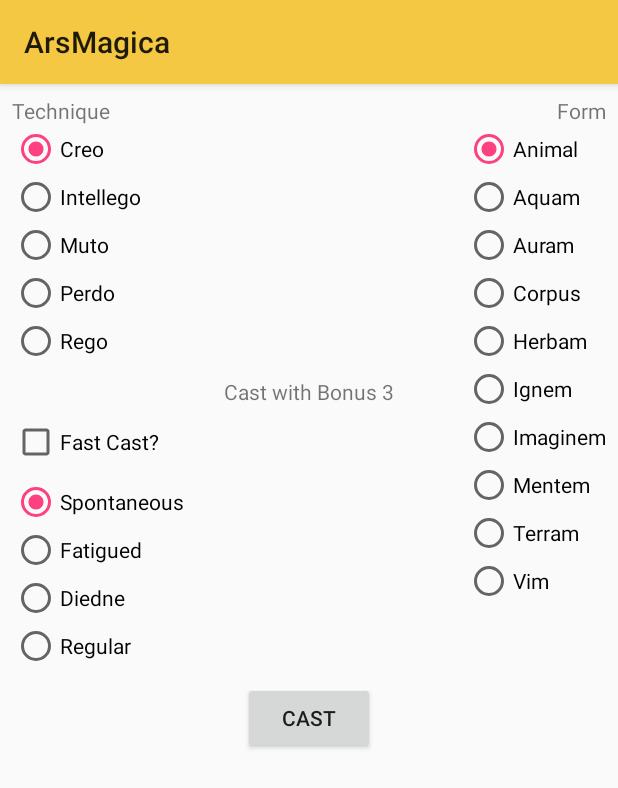
After one commit to erhodes/ArsMagica, an Android app: the fragment SpontaneousFragment shown on its own in the app's theme, on a phone screen of 412 x 824 dp. The commit adds this screen. Shown: the top 788 px of the screen. Run offline under Robolectric (Android 15) with nearby library versions, the phone set to English and light mode, and no system bars; 1 statement that could not run was skipped.

Commit message:
added SpontaneousFragment

```diff
--- a/app/src/main/java/com/erhodes/arsmagica/MainActivity.kt
+++ b/app/src/main/java/com/erhodes/arsmagica/MainActivity.kt
@@ -8,6 +8,7 @@ import com.erhodes.arsmagica.model.Spell
 import com.erhodes.arsmagica.view.CharacterFragment
 import com.erhodes.arsmagica.view.MagicFragment
 import com.erhodes.arsmagica.view.SpellFragment
+import com.erhodes.arsmagica.view.SpontaneousFragment
 
 class MainActivity : FragmentActivity() {
 
@@ -35,6 +36,10 @@ class MainActivity : FragmentActivity() {
         addFragment(MagicFragment.newInstance())
     }
 
+    fun launchSpontaneousMagicFragment() {
+        addFragment(SpontaneousFragment())
+    }
+
     fun addFragment(fragment: Fragment) {
         supportFragmentManager.beginTransaction().replace(R.id.contentPanel, fragment).addToBackStack(fragment.javaClass.name).commit()
     }
--- a/app/src/main/java/com/erhodes/arsmagica/dagger/AppComponent.kt
+++ b/app/src/main/java/com/erhodes/arsmagica/dagger/AppComponent.kt
@@ -5,6 +5,7 @@ import com.erhodes.arsmagica.model.CharacterRepository
 import com.erhodes.arsmagica.view.CharacterFragment
 import com.erhodes.arsmagica.view.MagicFragment
 import com.erhodes.arsmagica.view.SpellFragment
+import com.erhodes.arsmagica.view.SpontaneousFragment
 import dagger.Component
 import javax.inject.Singleton
 
@@ -17,4 +18,5 @@ interface AppComponent {
     fun inject(fragment: CharacterFragment)
     fun inject(fragment: SpellFragment)
     fun inject(fragment: MagicFragment)
+    fun inject(fragment: SpontaneousFragment)
 }
--- /dev/null
+++ b/app/src/main/java/com/erhodes/arsmagica/model/CastResult.kt
@@ -0,0 +1,3 @@
+package com.erhodes.arsmagica.model
+
+class CastResult(val result: Int, val roll: Int, val total: Int, val penetration: Int)
--- a/app/src/main/java/com/erhodes/arsmagica/model/CharacterRepository.kt
+++ b/app/src/main/java/com/erhodes/arsmagica/model/CharacterRepository.kt
@@ -32,11 +32,11 @@ class CharacterRepository {
         characterLiveData.postValue(mCharacter)
     }
 
-    public fun castSpell(caster: Character, spell: Spell): CastResult {
+    public fun castSpell(caster: Character, spell: Spell, penalty: Int): CastResult {
         val roll = (0..9).shuffled().first()
         Log.d("Eric","rolled a " + roll)
 
-        var total: Int = roll + spell.getCastingValue(caster)
+        var total: Int = roll + spell.getCastingValue(caster) - penalty
         var penetration: Int = spell.getPenetrationBonus(caster)
 
         var result: Int
@@ -51,6 +51,4 @@ class CharacterRepository {
         }
         return CastResult(result, roll, total, penetration)
     }
-
-    class CastResult(val result: Int, val roll: Int, val total: Int, val penetration: Int)
 }
--- /dev/null
+++ b/app/src/main/java/com/erhodes/arsmagica/view/SpontaneousFragment.kt
@@ -0,0 +1,129 @@
+package com.erhodes.arsmagica.view
+
+import android.content.Context
+import android.os.Bundle
+import android.util.Log
+import android.view.LayoutInflater
+import android.view.View
+import android.view.ViewGroup
+import android.widget.Button
+import android.widget.CheckBox
+import android.widget.RadioGroup
+import android.widget.TextView
+import com.erhodes.arsmagica.ArsMagicaApplication
+import com.erhodes.arsmagica.R
+import com.erhodes.arsmagica.model.*
+import javax.inject.Inject
+
+class SpontaneousFragment: BaseFragment(), RadioGroup.OnCheckedChangeListener {
+    private val castAttempt: CastAttempt = CastAttempt()
+    private lateinit var summaryView: TextView
+    private lateinit var resultView: TextView
+    @Inject lateinit var characterRepository: CharacterRepository
+    private lateinit var character: Character
+
+    override fun onAttach(context: Context?) {
+        super.onAttach(context)
+        ArsMagicaApplication.instance.appComponent.inject(this)
+
+        character = characterRepository.mCharacter
+    }
+
+    override fun onCreateView(inflater: LayoutInflater, container: ViewGroup?, savedInstanceState: Bundle?): View? {
+        val view = inflater.inflate(R.layout.fragment_spontaneous, container, false)
+
+        summaryView = view.findViewById(R.id.summaryView)
+        resultView = view.findViewById(R.id.resultView)
+
+        val radioGroup: RadioGroup = view.findViewById(R.id.techniqueGroup)
+        radioGroup.setOnCheckedChangeListener(this)
+
+        view.findViewById<RadioGroup>(R.id.formGroup).setOnCheckedChangeListener(this)
+        view.findViewById<RadioGroup>(R.id.modeGroup).setOnCheckedChangeListener(this)
+
+        val fastCastButton: CheckBox = view.findViewById(R.id.fastCastCheck)
+        fastCastButton.setOnCheckedChangeListener { compoundButton, checked ->
+            castAttempt.fastCast = checked
+            updateCastTotal()
+        }
+        view.findViewById<Button>(R.id.castButton).setOnClickListener(View.OnClickListener {
+            castSpell()
+        })
+        updateCastTotal()
+        return view
+    }
+
+    override fun onCheckedChanged(p0: RadioGroup?, resId: Int) {
+        when (resId) {
+            R.id.creo -> castAttempt.technique = StatEnum.CREO
+            R.id.intellego -> castAttempt.technique = StatEnum.INTELLEGO
+            R.id.muto -> castAttempt.technique = StatEnum.MUTO
+            R.id.perdo -> castAttempt.technique = StatEnum.PERDO
+            R.id.rego -> castAttempt.technique = StatEnum.REGO
+
+            R.id.animal -> castAttempt.form = StatEnum.ANIMAL
+            R.id.auram -> castAttempt.form = StatEnum.AURAM
+            R.id.aquam -> castAttempt.form = StatEnum.AQUAM
+            R.id.corpus -> castAttempt.form = StatEnum.CORPUS
+            R.id.herbam -> castAttempt.form = StatEnum.HERBAM
+            R.id.ignem -> castAttempt.form = StatEnum.IGNEM
+            R.id.imaginem -> castAttempt.form = StatEnum.IMAGINEM
+            R.id.mentem -> castAttempt.form = StatEnum.MENTEM
+            R.id.terram -> castAttempt.form = StatEnum.TERRAM
+            R.id.vim -> castAttempt.form = StatEnum.VIM
+
+            R.id.spontaneous -> castAttempt.mode = 0
+            R.id.fatigued -> castAttempt.mode = 1
+            R.id.diedne -> castAttempt.mode = 2
+            R.id.normal -> castAttempt.mode = 3
+        }
+        updateCastTotal()
+    }
+
+    private fun updateCastTotal() {
+        summaryView.text = getString(R.string.cast_button, castAttempt.getCastTotal(character))
+    }
+
+    private fun castSpell() {
+        val roll = (0..9).shuffled().first()
+
+        resultView.text = getString(R.string.spontaneous_success, roll+castAttempt.getCastTotal(character))
+    }
+
+    class CastAttempt() {
+        public var technique: StatEnum = StatEnum.CREO
+        public var form: StatEnum = StatEnum.ANIMAL
+
+        var fastCast: Boolean = false
+        var focused: Boolean = false
+
+        var mode: Int = 0
+
+        public fun getCastTotal(caster: Character): Int {
+            var formScore = caster.getArtValue(form)
+            var techniqueScore = caster.getArtValue(technique)
+
+            if (mode == 2) {
+                Log.d("Eric","diedne!" + formScore + " " + techniqueScore);
+                if (formScore <= techniqueScore) {
+                    formScore += formScore
+                } else {
+                    techniqueScore += techniqueScore
+                }
+            }
+            var castingTotal: Int = caster.getCharacteristicValue(StatEnum.STAMINA) + formScore + techniqueScore
+
+            when (mode) {
+                0 -> castingTotal/=5
+                1 -> castingTotal/=2
+                2 -> castingTotal/=2
+            }
+
+            if (fastCast) {
+                castingTotal-=10
+            }
+
+            return castingTotal
+        }
+    }
+}
--- /dev/null
+++ b/app/src/main/res/layout/fragment_spontaneous.xml
@@ -0,0 +1,206 @@
+<?xml version="1.0" encoding="utf-8"?>
+<android.support.constraint.ConstraintLayout
+    xmlns:android="http://schemas.android.com/apk/res/android"
+    xmlns:app="http://schemas.android.com/apk/res-auto"
+    xmlns:tools="http://schemas.android.com/tools"
+    android:layout_width="match_parent"
+    android:layout_height="match_parent">
+
+    <TextView
+        android:id="@+id/textView"
+        android:layout_width="wrap_content"
+        android:layout_height="wrap_content"
+        android:layout_marginStart="8dp"
+        android:layout_marginTop="8dp"
+        android:text="@string/technique"
+        app:layout_constraintStart_toStartOf="parent"
+        app:layout_constraintTop_toTopOf="parent" />
+
+    <RadioGroup
+        android:id="@+id/techniqueGroup"
+        android:layout_width="wrap_content"
+        android:layout_height="wrap_content"
+        android:checkedButton="@id/creo"
+        android:layout_marginStart="8dp"
+        app:layout_constraintStart_toStartOf="parent"
+        app:layout_constraintTop_toBottomOf="@+id/textView" >
+        <RadioButton
+            android:id="@+id/creo"
+            android:layout_width="wrap_content"
+            android:layout_height="wrap_content"
+            android:text="@string/creo" />
+        <RadioButton
+            android:id="@+id/intellego"
+            android:layout_width="wrap_content"
+            android:layout_height="wrap_content"
+            android:text="@string/intellego" />
+        <RadioButton
+            android:id="@+id/muto"
+            android:layout_width="wrap_content"
+            android:layout_height="wrap_content"
+            android:text="@string/muto" />
+        <RadioButton
+            android:id="@+id/perdo"
+            android:layout_width="wrap_content"
+            android:layout_height="wrap_content"
+            android:text="@string/perdo" />
+        <RadioButton
+            android:id="@+id/rego"
+            android:layout_width="wrap_content"
+            android:layout_height="wrap_content"
+            android:text="@string/rego" />
+    </RadioGroup>
+
+    <TextView
+        android:id="@+id/summaryView"
+        android:layout_width="wrap_content"
+        android:layout_height="wrap_content"
+        android:layout_marginStart="8dp"
+        android:layout_marginTop="8dp"
+        android:layout_marginEnd="8dp"
+        android:text="@string/cast"
+        app:layout_constraintEnd_toEndOf="parent"
+        app:layout_constraintStart_toStartOf="parent"
+        app:layout_constraintTop_toBottomOf="@+id/techniqueGroup" />
+
+    <RadioGroup
+        android:id="@+id/formGroup"
+        android:checkedButton="@id/animal"
+        android:layout_width="wrap_content"
+        android:layout_height="wrap_content"
+        android:layout_marginEnd="8dp"
+        app:layout_constraintEnd_toEndOf="parent"
+        app:layout_constraintTop_toBottomOf="@+id/textView2" >
+        <RadioButton
+            android:id="@+id/animal"
+            android:layout_width="wrap_content"
+            android:layout_height="wrap_content"
+            android:text="@string/animal" />
+        <RadioButton
+            android:id="@+id/aquam"
+            android:layout_width="wrap_content"
+            android:layout_height="wrap_content"
+            android:text="@string/aquam" />
+        <RadioButton
+            android:id="@+id/auram"
+            android:layout_width="wrap_content"
+            android:layout_height="wrap_content"
+            android:text="@string/auram" />
+        <RadioButton
+            android:id="@+id/corpus"
+            android:layout_width="wrap_content"
+            android:layout_height="wrap_content"
+            android:text="@string/corpus" />
+        <RadioButton
+            android:id="@+id/herbam"
+            android:layout_width="wrap_content"
+            android:layout_height="wrap_content"
+            android:text="@string/herbam" />
+        <RadioButton
+            android:id="@+id/ignem"
+            android:layout_width="wrap_content"
+            android:layout_height="wrap_content"
+            android:text="@string/ignem" />
+        <RadioButton
+            android:id="@+id/imaginem"
+            android:layout_width="wrap_content"
+            android:layout_height="wrap_content"
+            android:text="@string/imaginem" />
+        <RadioButton
+            android:id="@+id/mentem"
+            android:layout_width="wrap_content"
+            android:layout_height="wrap_content"
+            android:text="@string/mentem" />
+        <RadioButton
+            android:id="@+id/terram"
+            android:layout_width="wrap_content"
+            android:layout_height="wrap_content"
+            android:text="@string/terram" />
+        <RadioButton
+            android:id="@+id/vim"
+            android:layout_width="wrap_content"
+            android:layout_height="wrap_content"
+            android:text="@string/vim" />
+    </RadioGroup>
+
+    <TextView
+        android:id="@+id/textView2"
+        android:layout_width="wrap_content"
+        android:layout_height="wrap_content"
+        android:layout_marginTop="8dp"
+        android:layout_marginEnd="8dp"
+        android:text="@string/form"
+        app:layout_constraintEnd_toEndOf="parent"
+        app:layout_constraintTop_toTopOf="parent" />
+
+    <CheckBox
+        android:id="@+id/fastCastCheck"
+        android:layout_width="wrap_content"
+        android:layout_height="wrap_content"
+        android:layout_marginStart="8dp"
+        android:layout_marginTop="8dp"
+        android:text="@string/fast_cast"
+        app:layout_constraintStart_toStartOf="parent"
+        app:layout_constraintTop_toBottomOf="@+id/summaryView" />
+
+    <RadioGroup
+        android:id="@+id/modeGroup"
+        android:layout_width="wrap_content"
+        android:layout_height="wrap_content"
+        android:layout_marginStart="8dp"
+        android:layout_marginTop="8dp"
+        android:checkedButton="@id/spontaneous"
+        app:layout_constraintStart_toStartOf="parent"
+        app:layout_constraintTop_toBottomOf="@+id/fastCastCheck">
+
+        <RadioButton
+            android:id="@+id/spontaneous"
+            android:layout_width="wrap_content"
+            android:layout_height="wrap_content"
+            android:text="@string/spontaneous" />
+
+        <RadioButton
+            android:id="@+id/fatigued"
+            android:layout_width="wrap_content"
+            android:layout_height="wrap_content"
+            android:text="@string/fatigued" />
+
+        <RadioButton
+            android:id="@+id/diedne"
+            android:layout_width="wrap_content"
+            android:layout_height="wrap_content"
+            android:text="@string/diedne" />
+
+        <RadioButton
+            android:id="@+id/normal"
+            android:layout_width="wrap_content"
+            android:layout_height="wrap_content"
+            android:text="@string/regular" />
+    </RadioGroup>
+
+    <Button
+        android:id="@+id/castButton"
+        android:layout_width="wrap_content"
+        android:layout_height="wrap_content"
+        android:layout_marginStart="8dp"
+        android:layout_marginTop="8dp"
+        android:layout_marginEnd="8dp"
+        android:text="@string/cast"
+        app:layout_constraintEnd_toEndOf="parent"
+        app:layout_constraintStart_toStartOf="parent"
+        app:layout_constraintTop_toBottomOf="@+id/modeGroup" />
+
+    <TextView
+        android:id="@+id/resultView"
+        android:layout_width="wrap_content"
+        android:layout_height="wrap_content"
+        android:layout_marginStart="8dp"
+        android:layout_marginTop="8dp"
+        android:layout_marginEnd="8dp"
+        android:text=""
+        app:layout_constraintEnd_toEndOf="parent"
+        app:layout_constraintStart_toStartOf="parent"
+        app:layout_constraintTop_toBottomOf="@+id/castButton" />
+
+
+</android.support.constraint.ConstraintLayout>
--- a/app/src/main/res/values/strings.xml
+++ b/app/src/main/res/values/strings.xml
@@ -15,10 +15,21 @@
     <string name="communication">Communication</string>
 
     <string name="spells">Spells</string>
+    <string name="spontaneous_magic">Spontaneous Magic</string>
+    <string name="fast_cast">Fast Cast?</string>
+    <string name="focused">Focused?</string>
+
+    <string name="spontaneous">Spontaneous</string>
+    <string name="fatigued">Fatigued</string>
+    <string name="diedne">Diedne</string>
+    <string name="regular">Regular</string>
+
     <string name="cast">Cast</string>
 
     <string name="spell_total_summary">%s %d %s %d Stamina %d</string>
+    <string name="cast_button">Cast with Bonus %d</string>
 
+    <string name="spontaneous_success">Cast with total: %d</string>
     <string name="cast_success">Success! Roll: %d Cast Total: %d with Penetration %d.</string>
     <string name="cast_partial_success">Partial Success! Roll: %d Cast Total: %d, lose 1 fatigue.</string>
     <string name="cast_failure">Failed! Rolled %d.</string>
@@ -30,12 +41,14 @@
     <string name="magic">Magic</string>
     <string name="arts">Arts</string>
 
+    <string name="technique">Technique</string>
     <string name="creo">Creo</string>
     <string name="intellego">Intellego</string>
     <string name="muto">Muto</string>
     <string name="perdo">Perdo</string>
     <string name="rego">Rego</string>
 
+    <string name="form">Form</string>
     <string name="animal">Animal</string>
     <string name="aquam">Aquam</string>
     <string name="auram">Auram</string>
@@ -44,7 +57,7 @@
     <string name="ignem">Ignem</string>
     <string name="imaginem">Imaginem</string>
     <string name="mentem">Mentem</string>
-    <string name="terram">terram</string>
+    <string name="terram">Terram</string>
     <string name="vim">Vim</string>
 
 </resources>
--- a/app/src/main/res/values/styles.xml
+++ b/app/src/main/res/values/styles.xml
@@ -1,8 +1,9 @@
 <resources>
 
     <!-- Base application theme. -->
-    <style name="AppTheme">
+    <style name="AppTheme" parent="android:Theme.Material.Light">
         <!-- Customize your theme here. -->
+
         <item name="android:colorPrimary">@color/colorPrimary</item>
         <item name="android:colorPrimaryDark">@color/colorPrimaryDark</item>
         <item name="android:colorAccent">@color/colorAccent</item>
```
Also changed, not shown: app/src/main/java/com/erhodes/arsmagica/model/CastAttempt.kt (added, +15 -0 lines), app/src/main/java/com/erhodes/arsmagica/model/Character.kt (+11 -0 lines), app/src/main/java/com/erhodes/arsmagica/view/MagicFragment.kt (+6 -1 lines), app/src/main/java/com/erhodes/arsmagica/view/SpellFragment.kt (+22 -3 lines), app/src/main/res/layout/fragment_magic.xml (+18 -1 lines), app/src/main/res/layout/fragment_spell.xml (+15 -2 lines).
